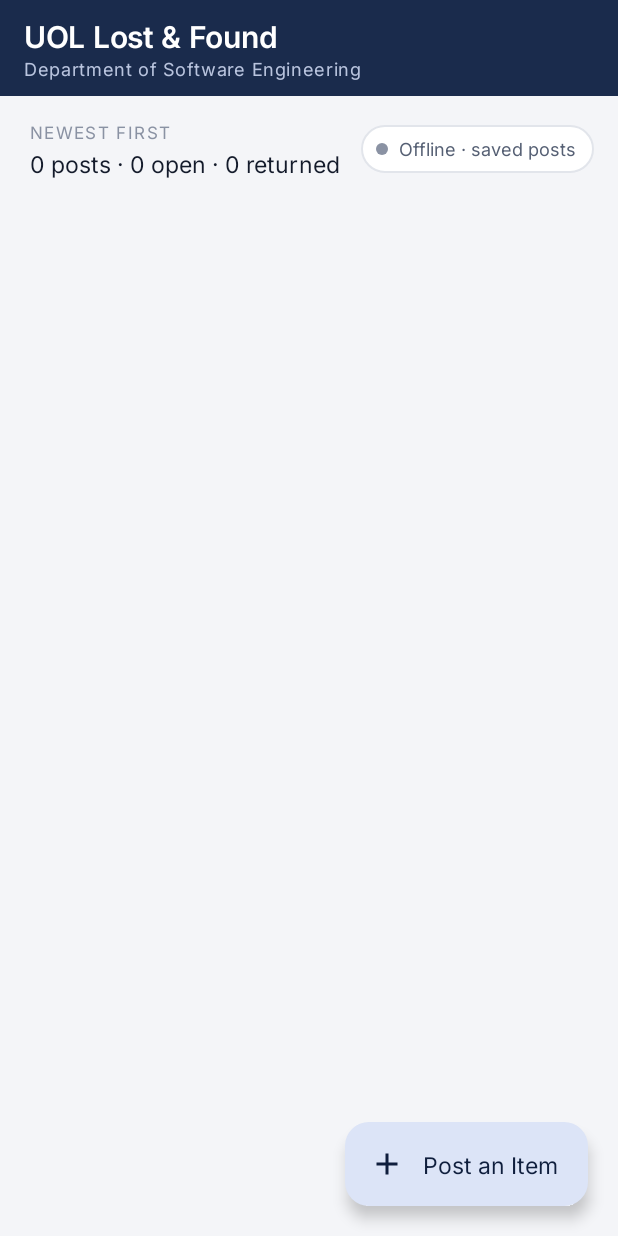
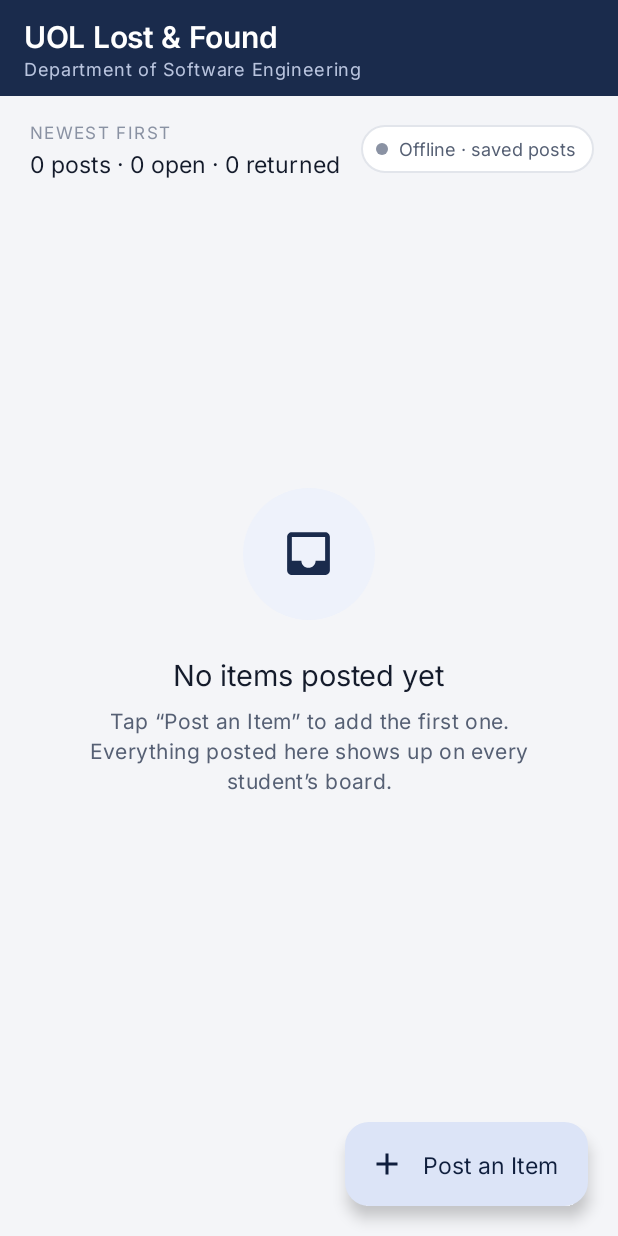
Before and after one commit to abuhuraira99/LabTask3_Firebase_70145777, an Android app: the screen it shows after launch (MainActivity), on a phone screen of 412 x 824 dp. Run offline under Robolectric (Android 15) with nearby library versions, the phone set to English and light mode, and no system bars; our stand-ins replace Firebase (no records; nobody signed in at launch, a user with empty details on screens opened directly).

Commit message:
Remove the board listener in onDestroy and show an empty-board message
The ValueEventListener is kept in a field and removed with removeEventListener() in onDestroy(), together with the connection listener. When the snapshot has no children the board shows No items posted yet instead of an empty list.

```diff
--- a/app/src/main/java/com/example/uollostfound/MainActivity.java
+++ b/app/src/main/java/com/example/uollostfound/MainActivity.java
@@ -49,7 +49,7 @@ public class MainActivity extends AppCompatActivity implements LostItemAdapter.O
     private final Runnable showOffline = () -> setLiveChip(false);
 
     private RecyclerView rvItems;
-    private View progressBoard, tapHint;
+    private View progressBoard, tapHint, emptyState;
     private TextView tvSummary, tvLive;
     private ImageView ivLiveDot;
     private ExtendedFloatingActionButton fabPost;
@@ -66,6 +66,7 @@ public class MainActivity extends AppCompatActivity implements LostItemAdapter.O
         rvItems = findViewById(R.id.rvItems);
         progressBoard = findViewById(R.id.progressBoard);
         tapHint = findViewById(R.id.tapHint);
+        emptyState = findViewById(R.id.emptyState);
         tvSummary = findViewById(R.id.tvSummary);
         tvLive = findViewById(R.id.tvLive);
         ivLiveDot = findViewById(R.id.ivLiveDot);
@@ -108,6 +109,10 @@ public class MainActivity extends AppCompatActivity implements LostItemAdapter.O
                 adapter.notifyDataSetChanged();
 
                 progressBoard.setVisibility(View.GONE);
+                // Empty board: LostFound has no children yet
+                boolean empty = !snapshot.hasChildren();
+                emptyState.setVisibility(empty ? View.VISIBLE : View.GONE);
+                rvItems.setVisibility(empty ? View.GONE : View.VISIBLE);
                 updateSummary();
             }
 
@@ -158,6 +163,22 @@ public class MainActivity extends AppCompatActivity implements LostItemAdapter.O
             snackbar.setActionTextColor(ContextCompat.getColor(this, R.color.navy_100));
         }
         snackbar.show();
+    }
+
+    /**
+     * The listeners are kept in fields so they can be removed here. Without this, a destroyed
+     * MainActivity would keep receiving onDataChange() calls (and leak) after it is closed.
+     */
+    @Override
+    protected void onDestroy() {
+        super.onDestroy();
+        if (boardListener != null) {
+            lostFoundRef.removeEventListener(boardListener);
+        }
+        if (connectionListener != null) {
+            connectionRef.removeEventListener(connectionListener);
+        }
+        chipHandler.removeCallbacks(showOffline);
     }
 
     private void updateSummary() {
--- a/app/src/main/res/layout/activity_main.xml
+++ b/app/src/main/res/layout/activity_main.xml
@@ -137,6 +137,51 @@
                 android:paddingBottom="@dimen/board_bottom_space"
                 tools:listitem="@layout/item_lost" />
 
+            <!-- Shown when the LostFound node has no children -->
+            <LinearLayout
+                android:id="@+id/emptyState"
+                android:layout_width="match_parent"
+                android:layout_height="match_parent"
+                android:gravity="center"
+                android:orientation="vertical"
+                android:paddingStart="48dp"
+                android:paddingEnd="48dp"
+                android:paddingBottom="@dimen/board_bottom_space"
+                android:visibility="gone">
+
+                <FrameLayout
+                    android:layout_width="88dp"
+                    android:layout_height="88dp"
+                    android:background="@drawable/bg_empty_icon">
+
+                    <ImageView
+                        android:layout_width="38dp"
+                        android:layout_height="38dp"
+                        android:layout_gravity="center"
+                        android:importantForAccessibility="no"
+                        android:src="@drawable/ic_inbox"
+                        app:tint="@color/navy_800" />
+                </FrameLayout>
+
+                <TextView
+                    android:layout_width="wrap_content"
+                    android:layout_height="wrap_content"
+                    android:layout_marginTop="22dp"
+                    android:fontFamily="@font/inter_bold"
+                    android:text="@string/empty_title"
+                    android:textColor="@color/text_primary"
+                    android:textSize="19sp" />
+
+                <TextView
+                    android:layout_width="wrap_content"
+                    android:layout_height="wrap_content"
+                    android:layout_marginTop="8dp"
+                    android:gravity="center"
+                    android:lineSpacingExtra="3dp"
+                    android:text="@string/empty_body"
+                    android:textAppearance="@style/TextAppearance.LostFound.Body" />
+            </LinearLayout>
+
             <com.google.android.material.progressindicator.CircularProgressIndicator
                 android:id="@+id/progressBoard"
                 android:layout_width="wrap_content"
--- a/app/src/main/res/values/strings.xml
+++ b/app/src/main/res/values/strings.xml
@@ -22,6 +22,8 @@
     <string name="snack_already_returned">“%1$s” is already marked as returned</string>
     <string name="snack_update_failed">Could not update the item: %1$s</string>
     <string name="snack_undo">Undo</string>
+    <string name="empty_title">No items posted yet</string>
+    <string name="empty_body">Tap “Post an Item” to add the first one. Everything posted here shows up on every student’s board.</string>
     <string name="cd_card_open">%1$s, %2$s, at %3$s, contact %4$s. Open. Double tap to mark it as returned.</string>
     <string name="cd_card_returned">%1$s, %2$s, at %3$s, contact %4$s. Returned.</string>
 
```
